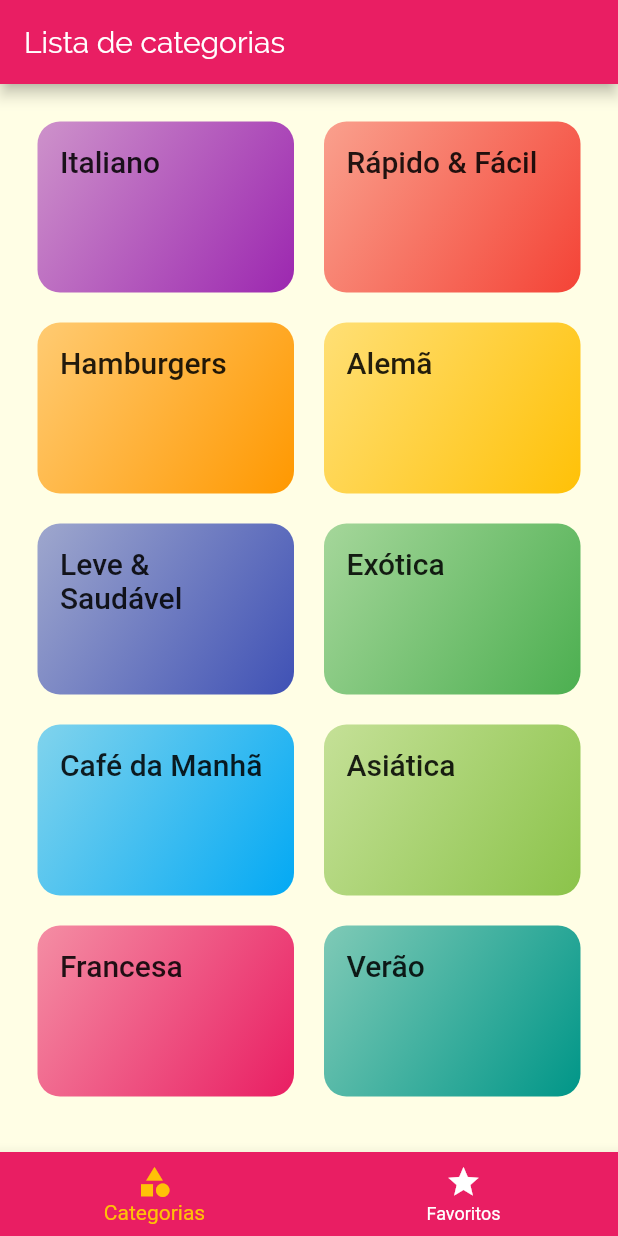
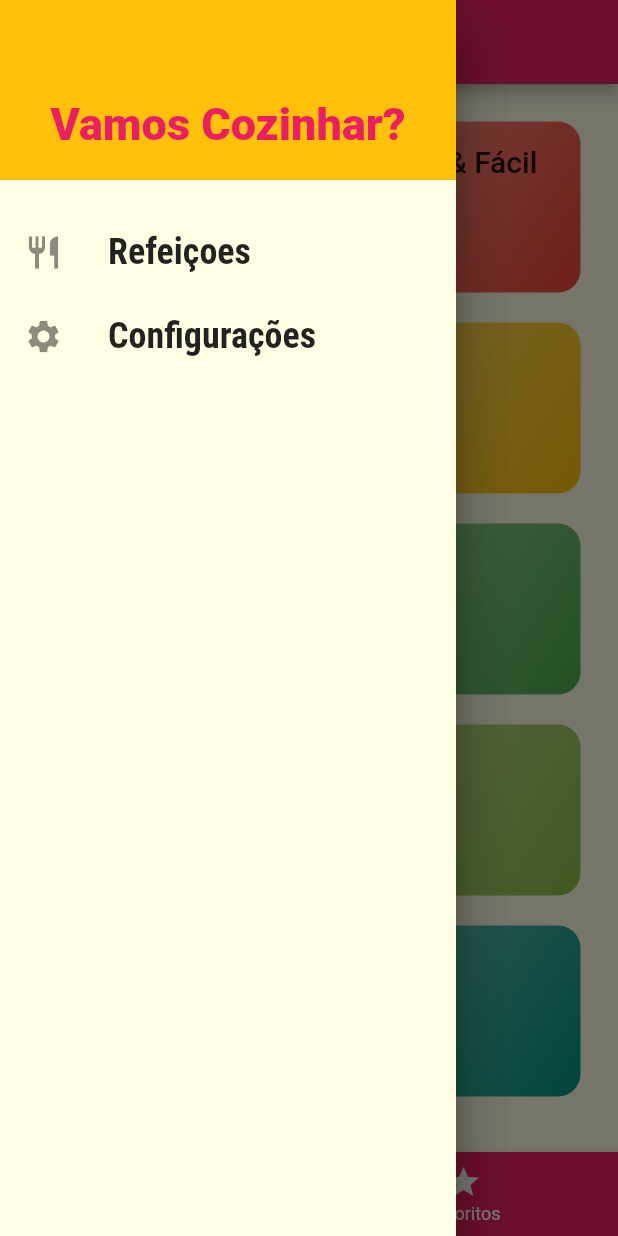
Before and after one commit to tiagoeborsanyi/meals, a Flutter app: the screen it shows after launch, with the side drawer open (before the commit the screen has no drawer), on a phone screen of 412 x 824 dp. Run offline on Flutter 3.47's test engine with Material 2 defaults, Android fonts, the phone set to English and light mode, and no system bars.

Commit message:
created mainDrawer Component

```diff
--- /dev/null
+++ b/lib/components/main_drawer.dart
@@ -0,0 +1,49 @@
+import 'package:flutter/material.dart';
+
+class MainDrawer extends StatelessWidget {
+  Widget _createItem(IconData icon, String label) {
+    return ListTile(
+      leading: Icon(
+        icon,
+        size: 26,
+      ),
+      title: Text(
+        label,
+        style: TextStyle(
+          fontFamily: 'RobotoCondensed',
+          fontSize: 24,
+          fontWeight: FontWeight.bold,
+        ),
+      ),
+      onTap: () {},
+    );
+  }
+
+  @override
+  Widget build(BuildContext context) {
+    return Drawer(
+      child: Column(
+        children: [
+          Container(
+            height: 120,
+            width: double.infinity,
+            padding: EdgeInsets.all(20),
+            color: Theme.of(context).accentColor,
+            alignment: Alignment.bottomCenter,
+            child: Text(
+              'Vamos Cozinhar?',
+              style: TextStyle(
+                fontWeight: FontWeight.w900,
+                fontSize: 30,
+                color: Theme.of(context).primaryColor,
+              ),
+            ),
+          ),
+          SizedBox(height: 20),
+          _createItem(Icons.restaurant, 'Refeiçoes'),
+          _createItem(Icons.settings, 'Configurações')
+        ],
+      ),
+    );
+  }
+}
--- a/lib/screens/tabs_screen.dart
+++ b/lib/screens/tabs_screen.dart
@@ -2,6 +2,7 @@ import 'package:flutter/material.dart';
 
 import 'categories_screen.dart';
 import 'favorite_screen.dart';
+import '../components/main_drawer.dart';
 
 class TabScreen extends StatefulWidget {
   const TabScreen({Key? key}) : super(key: key);
@@ -29,6 +30,9 @@ class _TabScreenState extends State<TabScreen> {
       appBar: AppBar(
         title: Text(_screens[_selectedScreenIndex]['title']),
       ),
+      drawer: Drawer(
+        child: MainDrawer(),
+      ),
       body: _screens[_selectedScreenIndex]['screen'],
       bottomNavigationBar: BottomNavigationBar(
         onTap: _selectScreen,
```
